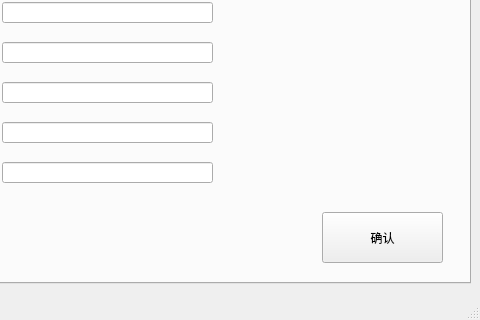
Old version of the form airport/user.ui in the repository saber-mashiro/Airport; both pictures show x 320 to 800 and y 280 to 600 of the 800 by 600 pixel window.
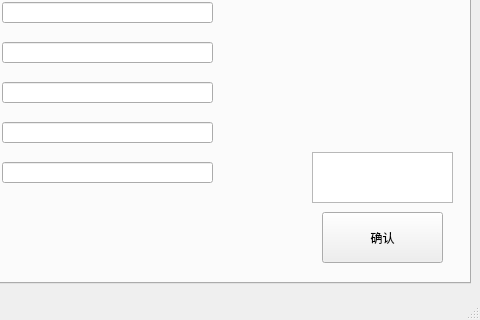
New version of the form. The open tabs and pages were chosen to show the change.

```diff
--- a/airport/user.ui
+++ b/airport/user.ui
@@ -269,6 +269,16 @@
        <string>确认</string>
       </property>
      </widget>
+     <widget class="QPlainTextEdit" name="plainTextEdit_3">
+      <property name="geometry">
+       <rect>
+        <x>630</x>
+        <y>220</y>
+        <width>141</width>
+        <height>51</height>
+       </rect>
+      </property>
+     </widget>
     </widget>
     <widget class="QWidget" name="tab_4">
      <attribute name="title">
```
Left out of the diff: 20 changed lines with no effect on the pictures.
